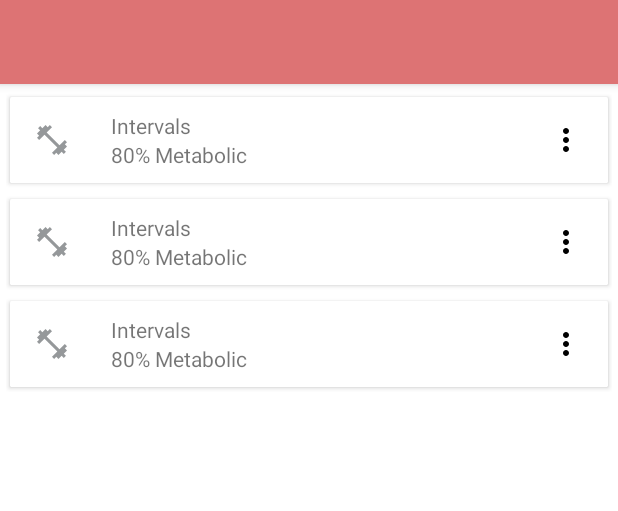
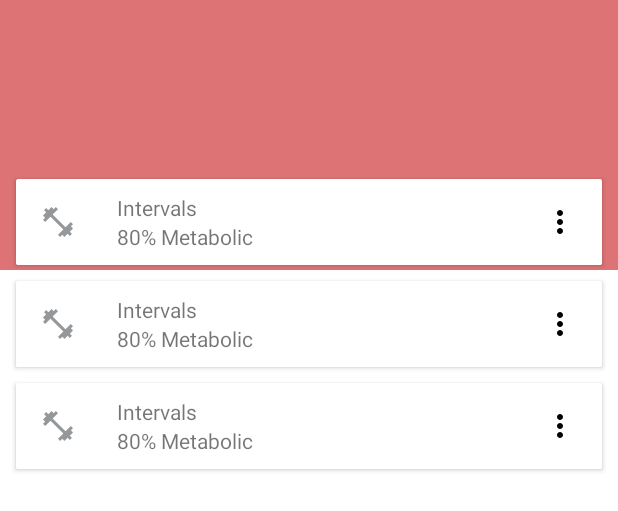
Before and after one commit to Virtual-Athlete/MyFitness, an Android app: the layout fragment_feed.xml on its own in the app's theme, with its tools: preview values and no code run, on a phone screen of 412 x 824 dp. Shown: the top 511 px of the screen. Run offline under Robolectric (Android 15) with nearby library versions, the phone set to English and light mode, and no system bars.

Commit message:
Added collapsing layout

```diff
--- a/app/src/main/res/layout/fragment_feed.xml
+++ b/app/src/main/res/layout/fragment_feed.xml
@@ -7,38 +7,43 @@
     android:layout_height="match_parent"
     android:fitsSystemWindows="true">
 
-    <android.support.constraint.ConstraintLayout
+    <android.support.design.widget.AppBarLayout
+        android:id="@+id/app_bar_layout"
         android:layout_width="match_parent"
-        android:layout_height="match_parent">
+        android:layout_height="180dp">
 
-        <android.support.design.widget.AppBarLayout
-            android:id="@+id/app_bar_layout"
+        <android.support.design.widget.CollapsingToolbarLayout
             android:layout_width="match_parent"
-            android:layout_height="wrap_content"
-            app:layout_constraintBottom_toTopOf="@+id/list_workout_recycler_view"
-            app:layout_constraintLeft_toLeftOf="parent"
-            app:layout_constraintRight_toRightOf="parent"
-            app:layout_constraintTop_toTopOf="parent">
+            android:layout_height="match_parent"
+            app:layout_scrollFlags="scroll|exitUntilCollapsed">
 
             <android.support.v7.widget.Toolbar
                 android:id="@+id/toolbar"
-                android:layout_width="0dp"
+                android:layout_width="match_parent"
                 android:layout_height="?attr/actionBarSize"
+                app:layout_collapseMode="pin"
                 app:title="My feed"
-                app:subtitle=""/>
-        </android.support.design.widget.AppBarLayout>
+                app:subtitle="Week 32"
+                app:titleTextColor="@android:color/white"
+                app:subtitleTextColor="@android:color/white"/>
+
+        </android.support.design.widget.CollapsingToolbarLayout>
+    </android.support.design.widget.AppBarLayout>
+
+    <android.support.v4.widget.NestedScrollView
+        android:id="@+id/nested_scroll_view"
+        android:layout_width="match_parent"
+        android:layout_height="wrap_content"
+        android:layout_marginStart="8dp"
+        android:layout_marginEnd="8dp"
+        app:layout_behavior="@string/appbar_scrolling_view_behavior"
+        app:behavior_overlapTop="64dp">
 
         <android.support.v7.widget.RecyclerView
             android:id="@+id/list_workout_recycler_view"
-            android:layout_width="0dp"
-            android:layout_height="0dp"
-            android:layout_marginStart="4dp"
-            android:layout_marginEnd="4dp"
-            android:layout_marginTop="5dp"
-            app:layout_constraintTop_toBottomOf="@+id/app_bar_layout"
-            app:layout_constraintBottom_toBottomOf="parent"
-            app:layout_constraintLeft_toLeftOf="parent"
-            app:layout_constraintRight_toRightOf="parent"
+            android:layout_width="match_parent"
+            android:layout_height="wrap_content"
+            android:nestedScrollingEnabled="false"
             tools:listitem="@layout/list_item_workout"/>
-    </android.support.constraint.ConstraintLayout>
+    </android.support.v4.widget.NestedScrollView>
 </android.support.design.widget.CoordinatorLayout>
--- a/app/src/main/res/layout/list_item_workout_header.xml
+++ b/app/src/main/res/layout/list_item_workout_header.xml
@@ -3,7 +3,8 @@
     xmlns:app="http://schemas.android.com/apk/res-auto"
     xmlns:tools="http://schemas.android.com/tools"
     android:layout_width="match_parent"
-    android:layout_height="48dp">
+    android:layout_height="48dp"
+    android:layout_marginStart="2dp">
 
     <TextView
         android:id="@+id/day_of_week_text_view"
```
